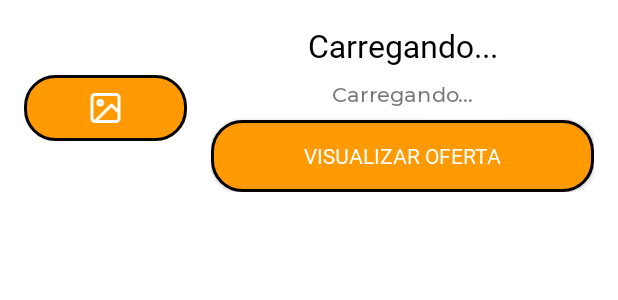
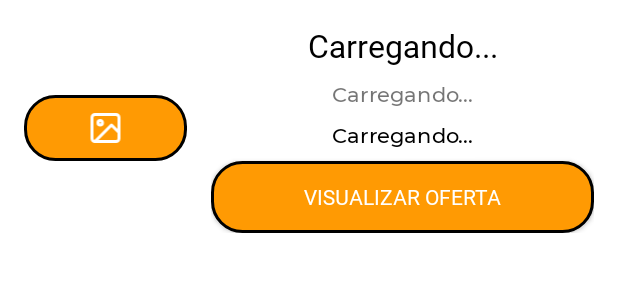
Before and after one commit to rednexx46/Code4All, an Android app: the layout ofertas_layout.xml on its own in the app's theme, with its tools: preview values and no code run, on a phone screen of 412 x 824 dp. Shown: the top 300 px of the screen. Run offline under Robolectric (Android 15) with nearby library versions, the phone set to English and light mode, and no system bars.

Commit message:
Pequenas alterações.

```diff
--- a/app/build.gradle
+++ b/app/build.gradle
@@ -11,8 +11,8 @@ android {
         applicationId "com.josexavier.code4all"
         minSdkVersion 24
         targetSdkVersion 30
-        versionCode 9
-        versionName "1.7"
+        versionCode 10
+        versionName "1.7.1"
 
         testInstrumentationRunner "androidx.test.runner.AndroidJUnitRunner"
     }
--- a/app/src/main/java/com/josexavier/code4all/activity/EditarPerfilActivity.java
+++ b/app/src/main/java/com/josexavier/code4all/activity/EditarPerfilActivity.java
@@ -27,8 +27,8 @@ import com.google.firebase.storage.UploadTask;
 import com.josexavier.code4all.R;
 import com.josexavier.code4all.helper.Configs;
 import com.josexavier.code4all.helper.DefinicaoFirebase;
+import com.josexavier.code4all.interfaces.Validacao;
 import com.josexavier.code4all.model.Conta;
-import com.josexavier.code4all.interfaces.Validacao;
 
 import org.jetbrains.annotations.NotNull;
 
@@ -106,7 +106,7 @@ public class EditarPerfilActivity extends AppCompatActivity {
         super.onDestroy();
         perfilRef.removeEventListener(perfilListener);
     }
-
+    /*
     public void atualizarCorPerfil(View view) {
         try {
             dialog.show();
@@ -134,6 +134,7 @@ public class EditarPerfilActivity extends AppCompatActivity {
             }
         });
     }
+     */
 
     public void atualizarCorFundoPerfil(View view) { // mudar a cor do botao para a cor gerada
         try {
--- a/app/src/main/java/com/josexavier/code4all/adapter/OfertasAdapter.java
+++ b/app/src/main/java/com/josexavier/code4all/adapter/OfertasAdapter.java
@@ -45,6 +45,7 @@ public class OfertasAdapter extends RecyclerView.Adapter<OfertasAdapter.MyViewHo
         Glide.with(context).load(oferta.getFotoEmpresa()).into(holder.imagem);
         holder.empresa.setText(oferta.getNomeEmpresa());
         holder.descricao.setText(oferta.descricao);
+        holder.estado.setText(oferta.getEstado());
 
         holder.imagem.setOnClickListener(v -> {
             Intent intentOfertaEmpresaActivity = new Intent(context, EmpresaVisualizacaoActivity.class);
@@ -70,17 +71,16 @@ public class OfertasAdapter extends RecyclerView.Adapter<OfertasAdapter.MyViewHo
     public class MyViewHolder extends RecyclerView.ViewHolder {
 
         private ImageView imagem;
-        private TextView empresa, descricao;
+        private TextView empresa, descricao, estado;
         private Button buttonVisualizarOferta;
 
         public MyViewHolder(@NonNull View itemView) {
             super(itemView);
-
             imagem = itemView.findViewById(R.id.imageOfertasEmpresa);
             empresa = itemView.findViewById(R.id.textOfertasNomeEmpresa);
             descricao = itemView.findViewById(R.id.textOfertasDescricao);
+            estado = itemView.findViewById(R.id.textOfertasEstado);
             buttonVisualizarOferta = itemView.findViewById(R.id.buttonVisualizarOferta);
-
         }
     }
 
--- a/app/src/main/java/com/josexavier/code4all/fragment/ContaFragment.java
+++ b/app/src/main/java/com/josexavier/code4all/fragment/ContaFragment.java
@@ -135,6 +135,10 @@ public class ContaFragment extends Fragment {
     @Override
     public void onResume() {
         super.onResume();
-        Configs.recuperarIdUtilizador(idUtilizador -> recuperarDadosUtilizador(idUtilizador));
+        try {
+            Configs.recuperarIdUtilizador(idUtilizador -> recuperarDadosUtilizador(idUtilizador));
+        } catch (Exception e) {
+            e.printStackTrace();
+        }
     }
 }
--- a/app/src/main/java/com/josexavier/code4all/fragment/OfertasFragment.java
+++ b/app/src/main/java/com/josexavier/code4all/fragment/OfertasFragment.java
@@ -75,7 +75,7 @@ public class OfertasFragment extends Fragment {
                     listaOfertas.clear();
                     for (DataSnapshot dados : snapshot.getChildren()) {
                         Oferta oferta = dados.getValue(Oferta.class);
-                        if (oferta.getIdUtilizador().equals(idUtilizador) && oferta.getEstado().equals(Configs.PENDENTE))
+                        if (oferta.getIdUtilizador().equals(idUtilizador))
                             listaOfertas.add(dados.getValue(Oferta.class));
                     }
                     dialog.dismiss();
--- a/app/src/main/res/layout/ofertas_layout.xml
+++ b/app/src/main/res/layout/ofertas_layout.xml
@@ -47,6 +47,16 @@
                 android:gravity="center"
                 android:text="@string/carregando" />
 
+            <TextView
+                android:id="@+id/textOfertasEstado"
+                android:layout_width="match_parent"
+                android:layout_marginTop="8dp"
+                android:layout_height="wrap_content"
+                android:fontFamily="@font/montserrat_medium"
+                android:textColor="@android:color/black"
+                android:gravity="center"
+                android:text="@string/carregando" />
+
             <androidx.appcompat.widget.AppCompatButton
                 android:id="@+id/buttonVisualizarOferta"
                 android:layout_width="match_parent"
```
Also changed, not shown: app/src/main/java/com/josexavier/code4all/activity/OfertaActivity.java (+5 -2 lines), app/src/main/java/com/josexavier/code4all/fragment/InicioFragment.java (+6 -1 lines), app/src/main/res/layout/activity_editar_perfil.xml (+4 -3 lines).
